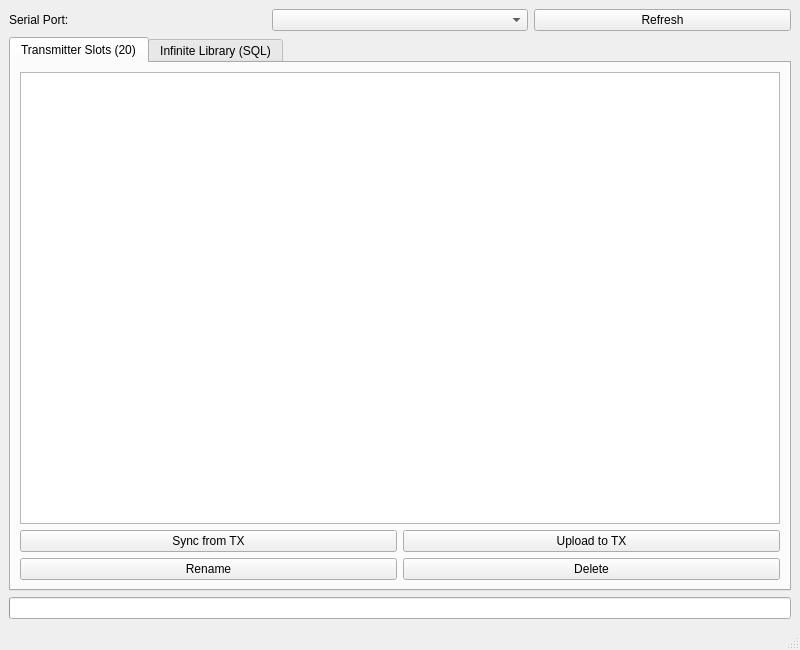
Old version of the form manager/manager-cpp/src/mainwindow.ui in the repository kotori/avrrc.
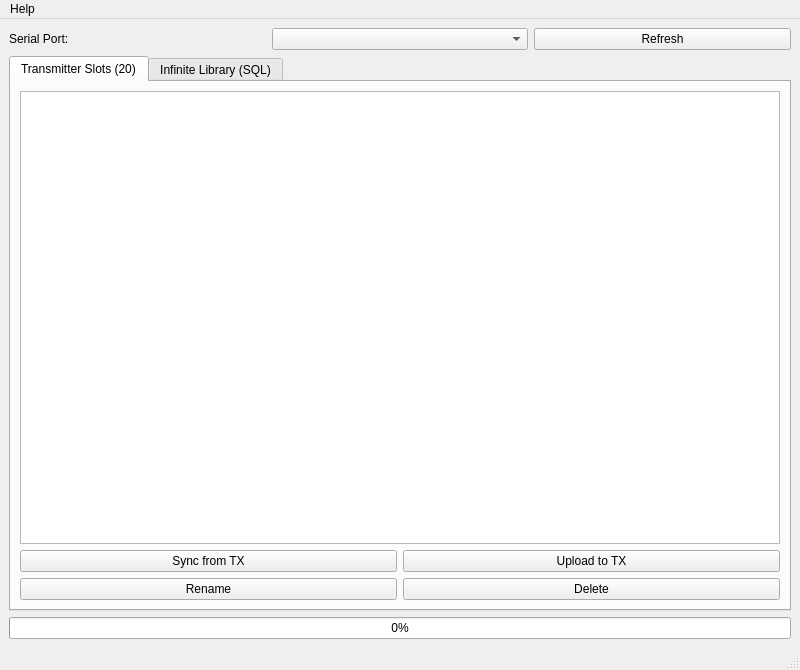
New version of the form.

Commit message: mainwindow.ui adjustments, not sure about this

```diff
--- a/manager/manager-cpp/src/mainwindow.ui
+++ b/manager/manager-cpp/src/mainwindow.ui
@@ -3,7 +3,12 @@
  <class>MainWindow</class>
  <widget class="QMainWindow" name="MainWindow">
   <property name="geometry">
-   <rect><x>0</x><y>0</y><width>800</width><height>650</height></rect>
+   <rect>
+    <x>0</x>
+    <y>0</y>
+    <width>800</width>
+    <height>670</height>
+   </rect>
   </property>
   <property name="windowTitle"><string>AVRRC Stealth Brick Manager</string></property>
   <widget class="QWidget" name="centralwidget">
@@ -52,9 +57,32 @@
       </widget>
      </widget>
     </item>
-    <item><widget class="QProgressBar" name="progressBar"/></item>
+    <item>
+     <widget class="QProgressBar" name="progressBar">
+      <property name="value">
+       <number>0</number>
+      </property>
+     </widget>
+    </item>
    </layout>
   </widget>
+  <widget class="QMenuBar" name="menubar">
+   <property name="geometry">
+    <rect>
+     <x>0</x>
+     <y>0</y>
+     <width>800</width>
+     <height>22</height>
+    </rect>
+   </property>
+   <widget class="QMenu" name="menuHelp">
+    <property name="title">
+     <string>Help</string>
+    </property>
+    <addaction name="actionCheck_for_Updates"/>
+   </widget>
+   <addaction name="menuHelp"/>
+  </widget>
   <widget class="QStatusBar" name="statusbar"/>
  </widget>
 </ui>
```
Left out of the diff: 122 changed lines with no effect on the pictures. The commit also changes 3 other files.
